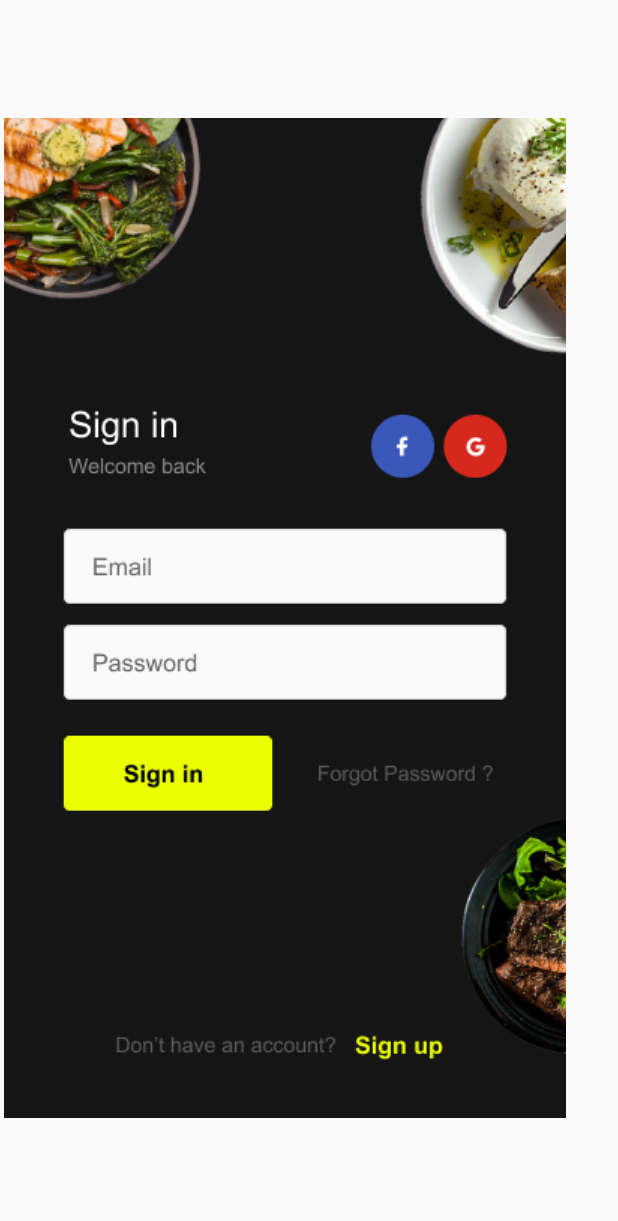
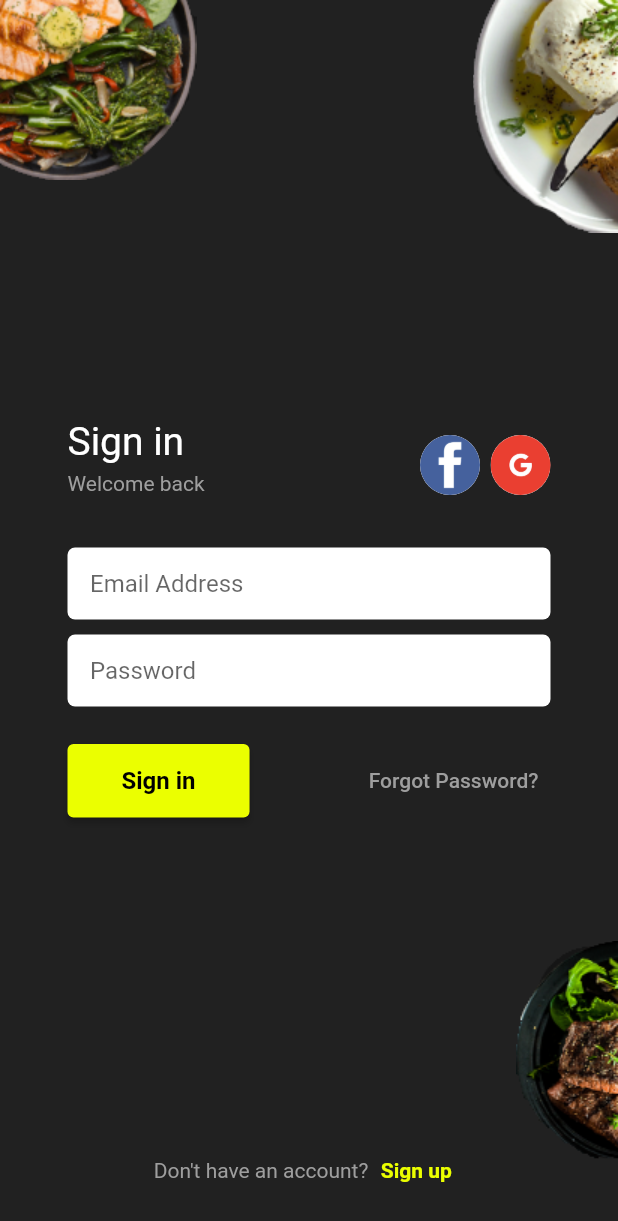
Before and after one commit to gdgsrm/food-ordering-app, a Flutter app: the screen it shows after launch, on a phone screen of 412 x 824 dp. Shown: the top 1221 px of the screen. Run offline on Flutter 3.47's test engine with Material 2 defaults, Android fonts, the phone set to English and light mode, and no system bars.

Commit message:
login ui setup

```diff
--- a/lib/login_page.dart
+++ b/lib/login_page.dart
@@ -1,32 +1,156 @@
 import 'package:flutter/material.dart';
-import 'package:loading_animations/loading_animations.dart';
-import 'package:google_fonts/google_fonts.dart';
+import 'package:food_ordering_app/widgets/custom_textfield.dart';
 
 class LoginPage extends StatefulWidget {
+  LoginPage({Key key}) : super(key: key);
+
   @override
   _LoginPageState createState() => _LoginPageState();
 }
 
 class _LoginPageState extends State<LoginPage> {
-
-  final _formKey = new GlobalKey<FormState>();
-
+  final emailController = TextEditingController();
+  final passwordController = TextEditingController();
 
   @override
   Widget build(BuildContext context) {
-    AssetImage assetImage = AssetImage("images/Sign_In_page_Dark.png");
-    Image image = Image(image: assetImage, width: 380, height: 1000.0);
     return Scaffold(
-      body: Stack(children: <Widget>[
-        Container(
-          child: image,
+      backgroundColor: Colors.grey[900],
+      body: SingleChildScrollView(
+        child: Container(
+          height: MediaQuery.of(context).size.height,
+          child: Stack(
+            children: [
+              Align(
+                  alignment: Alignment.topLeft,
+                  child: Image.asset('assets/images/tl.png')),
+              Align(
+                  alignment: Alignment.topRight,
+                  child: Image.asset('assets/images/tr.png')),
+              Align(
+                  alignment: Alignment(1, 0.85),
+                  child: Image.asset('assets/images/br.png')),
+              Align(
+                alignment: Alignment.center,
+                child: Padding(
+                  padding: const EdgeInsets.symmetric(horizontal: 45.0),
+                  child: Column(
+                    mainAxisSize: MainAxisSize.min,
+                    children: [
+                      Row(
+                        crossAxisAlignment: CrossAxisAlignment.end,
+                        children: [
+                          Expanded(
+                            child: Column(
+                              crossAxisAlignment: CrossAxisAlignment.start,
+                              children: [
+                                Text(
+                                  'Sign in',
+                                  style: TextStyle(
+                                      color: Colors.white, fontSize: 26),
+                                ),
+                                SizedBox(
+                                  height: 5,
+                                ),
+                                Text(
+                                  'Welcome back',
+                                  style: TextStyle(color: Colors.grey),
+                                ),
+                              ],
+                            ),
+                          ),
+                          ClipOval(
+                            child: Material(
+                              child: InkWell(
+                                child: SizedBox(
+                                    width: 40,
+                                    height: 40,
+                                    child: Image.asset('assets/images/fb.png')),
+                                onTap: () {},
+                              ),
+                            ),
+                          ),
+                          SizedBox(
+                            width: 7,
+                          ),
+                          ClipOval(
+                            child: Material(
+                              child: InkWell(
+                                child: SizedBox(
+                                    width: 40,
+                                    height: 40,
+                                    child: Image.asset(
+                                        'assets/images/google.png')),
+                                onTap: () {},
+                              ),
+                            ),
+                          ),
+                        ],
+                      ),
+                      SizedBox(
+                        height: 30,
+                      ),
+                      CustomTextField(
+                          controller: emailController,
+                          hintText: 'Email Address'),
+                      CustomTextField(
+                          controller: passwordController, hintText: 'Password'),
+                      SizedBox(
+                        height: 20,
+                      ),
+                      Row(
+                        children: [
+                          ElevatedButton(
+                            onPressed: () {},
+                            child: Text(
+                              'Sign in',
+                              style: TextStyle(
+                                  color: Colors.black,
+                                  fontWeight: FontWeight.bold,
+                                  fontSize: 16),
+                            ),
+                            style: ElevatedButton.styleFrom(
+                                padding: EdgeInsets.symmetric(
+                                    horizontal: 36, vertical: 15),
+                                primary: Color(0xffebff00)),
+                          ),
+                          Spacer(),
+                          TextButton(
+                              onPressed: () {},
+                              child: Text(
+                                'Forgot Password?',
+                                style: TextStyle(color: Colors.grey),
+                              ))
+                        ],
+                      )
+                    ],
+                  ),
+                ),
+              ),
+              Align(
+                alignment: Alignment(0, 0.95),
+                child: Row(
+                  mainAxisSize: MainAxisSize.min,
+                  children: [
+                    Text(
+                      "Don't have an account?",
+                      style: TextStyle(color: Colors.grey),
+                    ),
+                    TextButton(
+                        onPressed: () {},
+                        child: Text(
+                          'Sign up',
+                          style: TextStyle(
+                              color: Color(0xffebff00),
+                              fontWeight: FontWeight.bold),
+                        ))
+                  ],
+                ),
+              )
+            ],
+          ),
         ),
-        /*SizedBox(height: 60),*/
-        Container(
-          //child: _signInButton(),
-        ),
-      ]),
+      ),
     );
-
   }
 }
--- /dev/null
+++ b/lib/widgets/custom_textfield.dart
@@ -0,0 +1,30 @@
+import 'package:flutter/material.dart';
+
+class CustomTextField extends StatelessWidget {
+  const CustomTextField({
+    Key key,
+    @required this.controller,
+    @required this.hintText,
+  }) : super(key: key);
+
+  final TextEditingController controller;
+  final String hintText;
+
+  @override
+  Widget build(BuildContext context) {
+    return Container(
+      margin: EdgeInsets.symmetric(vertical: 5),
+      padding: EdgeInsets.symmetric(horizontal: 15),
+      decoration: BoxDecoration(
+          color: Colors.white, borderRadius: BorderRadius.circular(5)),
+      child: TextFormField(
+          controller: controller,
+          decoration: InputDecoration(
+            hintText: hintText,
+            border: InputBorder.none,
+          ),
+          obscureText: hintText == 'Password',
+          keyboardType: TextInputType.emailAddress),
+    );
+  }
+}
--- a/pubspec.yaml
+++ b/pubspec.yaml
@@ -49,6 +49,7 @@ flutter:
   # To add assets to your application, add an assets section, like this:
   assets:
     - images/Sign_In_page_Dark.png
+    - assets/images/
   #   - images/a_dot_ham.jpeg
 
   # An image asset can refer to one or more resolution-specific "variants", see
```
Also changed, not shown: assets/images/br.png (added), assets/images/fb.png (added), assets/images/google.png (added), assets/images/tl.png (added), assets/images/tr.png (added), pubspec.lock.
